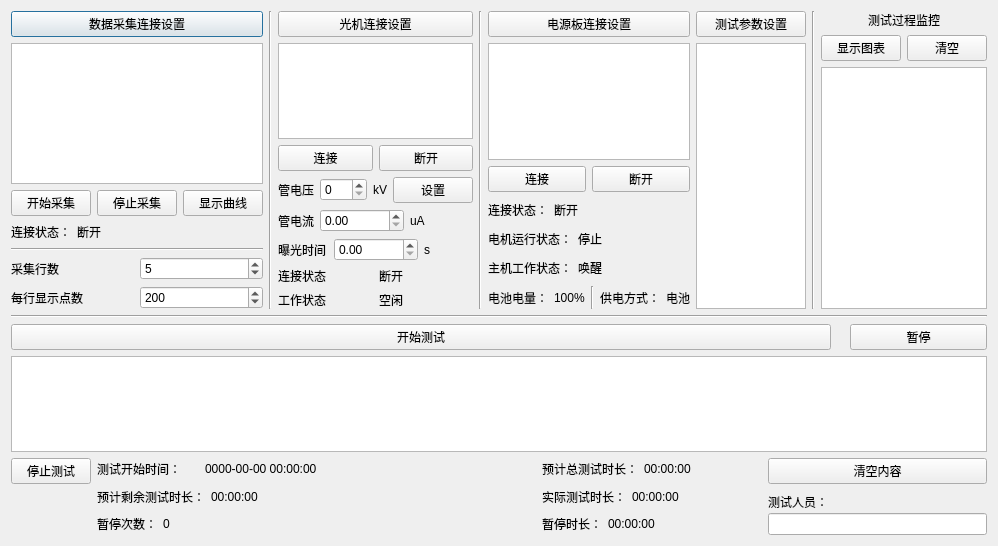
Before: the Qt Designer form main_dialog.ui in curious-heart/X-exposer-tool, drawn with Qt 5.
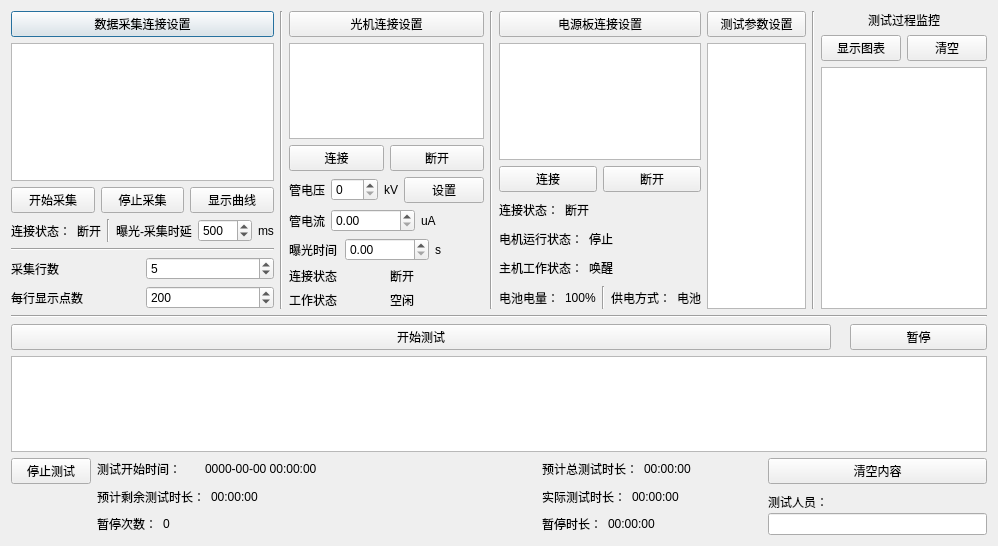
After: the same form once the commit is applied.

Commit message: add expo-collec delay time op

Diff of the .ui file:
```diff
--- a/main_dialog.ui
+++ b/main_dialog.ui
@@ -81,17 +81,38 @@
             </widget>
            </item>
            <item>
-            <spacer name="horizontalSpacer_8">
+            <widget class="Line" name="line_2">
              <property name="orientation">
-              <enum>Qt::Horizontal</enum>
+              <enum>Qt::Vertical</enum>
              </property>
-             <property name="sizeHint" stdset="0">
-              <size>
-               <width>40</width>
-               <height>20</height>
-              </size>
+            </widget>
+           </item>
+           <item>
+            <widget class="QLabel" name="expoToCollDelayLbl">
+             <property name="text">
+              <string>曝光-采集时延</string>
              </property>
-            </spacer>
+            </widget>
+           </item>
+           <item>
+            <widget class="QSpinBox" name="expoToCollDelayLblSpinBox">
+             <property name="minimum">
+              <number>1</number>
+             </property>
+             <property name="maximum">
+              <number>1000</number>
+             </property>
+             <property name="value">
+              <number>500</number>
+             </property>
+            </widget>
+           </item>
+           <item>
+            <widget class="QLabel" name="expoToCollDelayUnitLbl">
+             <property name="text">
+              <string>ms</string>
+             </property>
+            </widget>
            </item>
           </layout>
          </item>
```
The commit also changes 7 other files.
